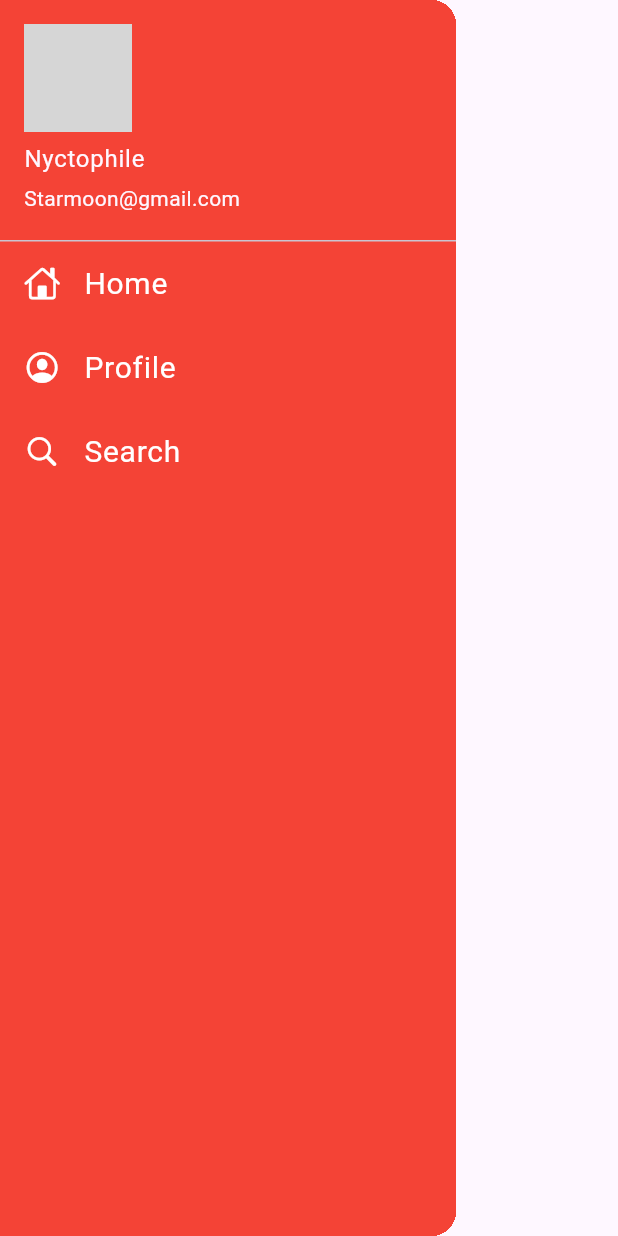
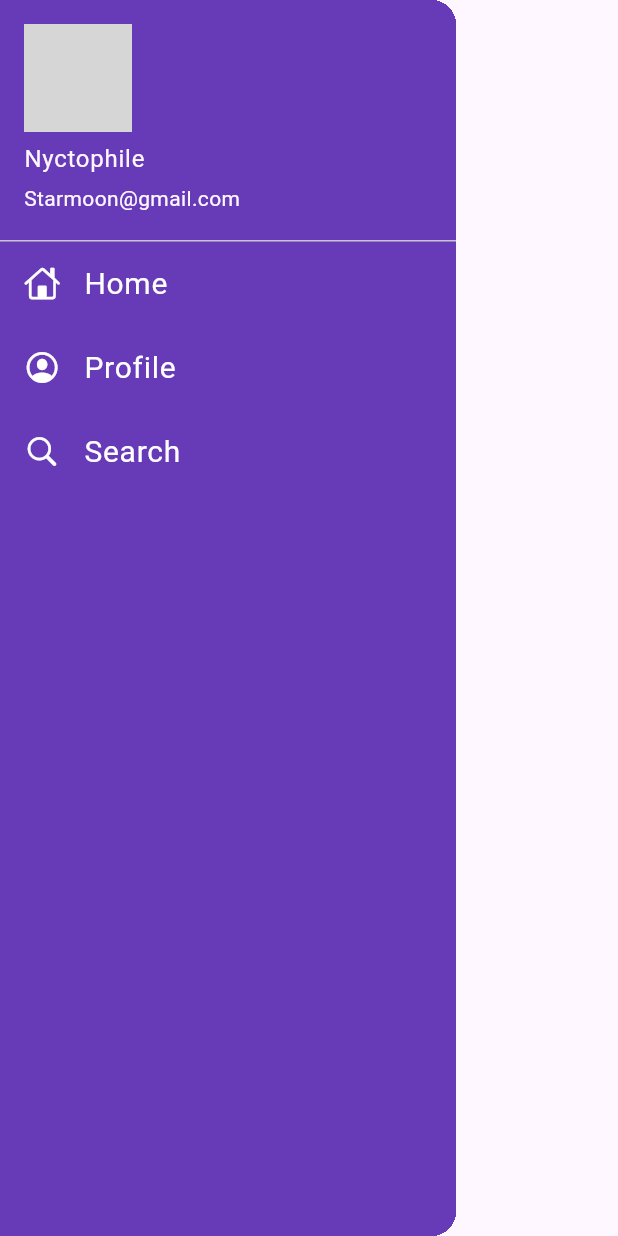
Before and after one commit to Bajpai-Mayank/Flutter_Practice_app, a Flutter app: the MyDrawer widget shown alone on an empty page, opened directly, on a phone screen of 412 x 824 dp. Run offline on Flutter 3.47's test engine with Material 3 defaults, Android fonts, the phone set to English and light mode, and no system bars; network calls fail; grey boxes are pictures that could not be loaded.

Commit message:
update routing to use MyHomePage as the initial route and change drawer color to deep purple

```diff
--- a/lib/main.dart
+++ b/lib/main.dart
@@ -18,7 +18,7 @@ class MyApp extends StatelessWidget {
       theme: MyTheme.lightTheme(context),
       darkTheme:MyTheme.darkTheme(context),
       routes: {
-        "/":(context)=> LoginPage(),
+        "/":(context)=> MyHomePage(),
         MyRoutes.homeRoute:(context) => MyHomePage(),
         MyRoutes.loginRoute:(context) => LoginPage(),
       },
--- a/lib/pages/home_page.dart
+++ b/lib/pages/home_page.dart
@@ -9,8 +9,8 @@ class MyHomePage extends StatelessWidget {
       appBar: AppBar(
         title: Text("Navigation bar",
         style: TextStyle(
-          color:Colors.white,
           fontSize:25,
+          color: Colors.white,
         ),),
         backgroundColor: Color(0xFFFF0000),
       ),
--- a/lib/widget/drawer.dart
+++ b/lib/widget/drawer.dart
@@ -9,13 +9,12 @@ class MyDrawer extends StatelessWidget {
         "https://i.pinimg.com/1200x/7a/34/f5/7a34f5bf09e75b480306182a67a88031.jpg";
     return Drawer(
       child: Container(
-        color: Colors.red,
+        color: Colors.deepPurple,
         child: ListView(
           children: [
             UserAccountsDrawerHeader(
               margin:EdgeInsets.zero,
               decoration: BoxDecoration(
-                color: Colors.red,
               ),
               accountName: Text("Nyctophile"),
               accountEmail: Text("Starmoon@gmail.com"),
```
